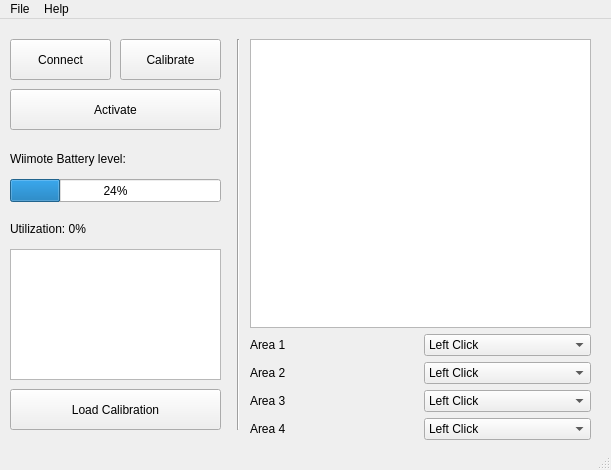
Before: the Qt Designer form stuff/mainwindow.ui in pnegre/python-whiteboard, drawn with Qt 5.
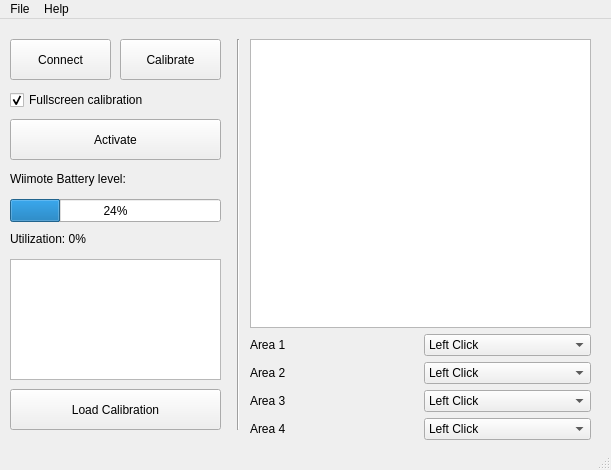
After: the same form once the commit is applied.

Diff of the .ui file:
```diff
--- a/stuff/mainwindow.ui
+++ b/stuff/mainwindow.ui
@@ -49,7 +49,7 @@
     <property name="geometry">
      <rect>
       <x>10</x>
-      <y>70</y>
+      <y>100</y>
       <width>211</width>
       <height>41</height>
      </rect>
@@ -75,7 +75,7 @@
     <property name="geometry">
      <rect>
       <x>10</x>
-      <y>160</y>
+      <y>180</y>
       <width>211</width>
       <height>23</height>
      </rect>
@@ -88,7 +88,7 @@
     <property name="geometry">
      <rect>
       <x>10</x>
-      <y>130</y>
+      <y>150</y>
       <width>171</width>
       <height>19</height>
      </rect>
@@ -101,9 +101,9 @@
     <property name="geometry">
      <rect>
       <x>10</x>
-      <y>230</y>
+      <y>240</y>
       <width>211</width>
-      <height>131</height>
+      <height>121</height>
      </rect>
     </property>
     <property name="sizePolicy">
@@ -134,7 +134,7 @@
     <property name="geometry">
      <rect>
       <x>10</x>
-      <y>200</y>
+      <y>210</y>
       <width>221</width>
       <height>19</height>
      </rect>
@@ -336,6 +336,22 @@
      <string>Load Calibration</string>
     </property>
    </widget>
+   <widget class="QCheckBox" name="check_fullscreen">
+    <property name="geometry">
+     <rect>
+      <x>10</x>
+      <y>70</y>
+      <width>211</width>
+      <height>22</height>
+     </rect>
+    </property>
+    <property name="text">
+     <string>Fullscreen calibration</string>
+    </property>
+    <property name="checked">
+     <bool>true</bool>
+    </property>
+   </widget>
   </widget>
   <widget class="QStatusBar" name="statusbar"/>
   <widget class="QMenuBar" name="menuBar">
```
Left out of the diff: 2 changed lines with no effect on the pictures.
